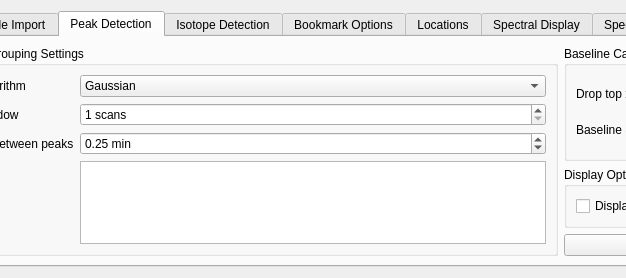
Before: the Qt Designer form src/maven/forms/settingsform.ui in eugenemel/maven, drawn with Qt 5; both pictures show x 142 to 768 and y 0 to 278 of the 1094 by 278 pixel window.
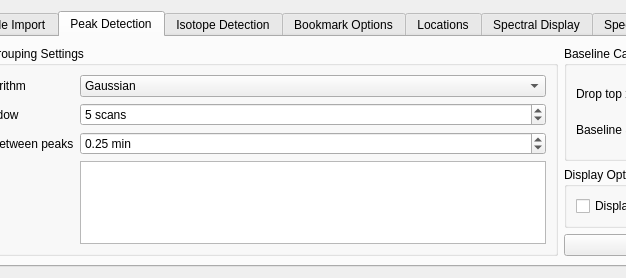
After: the same form once the commit is applied. The open tabs and pages were chosen to show the change. Icons and pictures are not drawn.

Commit message: Issue 441: Updated default value for baseline smoothing window size.

The edit to the form file:
```diff
--- a/src/maven/forms/settingsform.ui
+++ b/src/maven/forms/settingsform.ui
@@ -456,7 +456,7 @@
              <number>999999999</number>
             </property>
             <property name="value">
-             <number>1</number>
+             <number>5</number>
             </property>
            </widget>
           </item>
```
